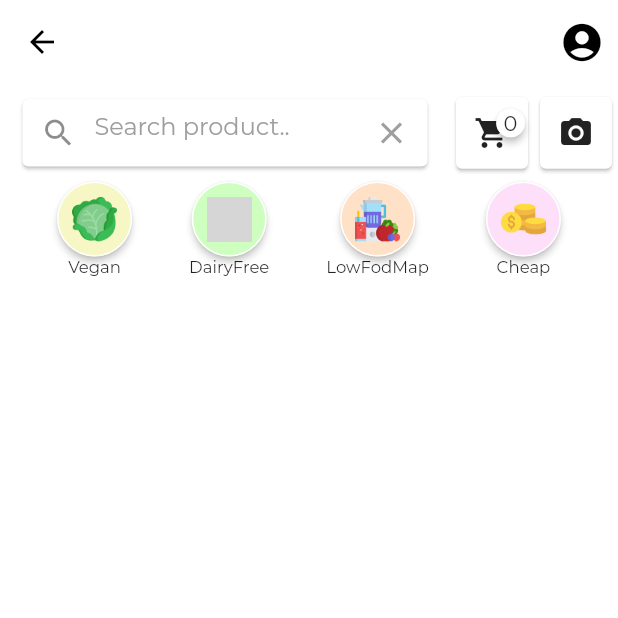
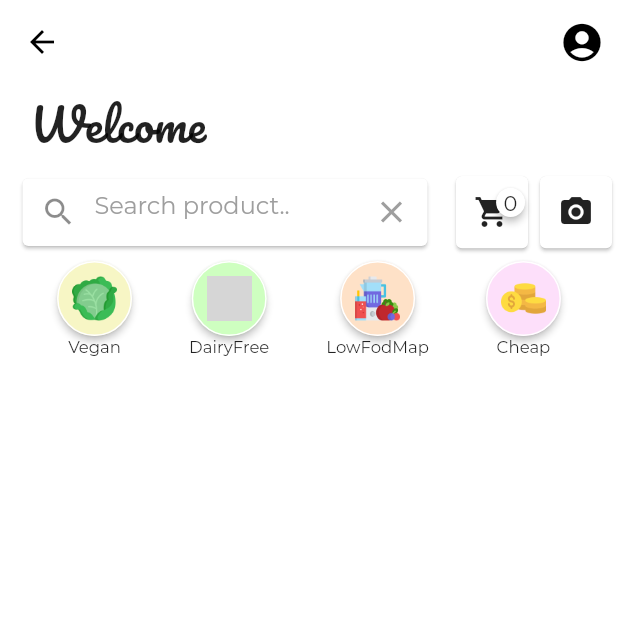
Before and after one commit to AagonP/Healthee-PSE-SE-Assignment, a Flutter app: the HomePage screen opened by its route, on a phone screen of 412 x 824 dp, the top half of it. Run offline on Flutter 3.47's test engine with Material 2 defaults, Android fonts, the phone set to English and light mode, and no system bars; drawn by our look-alikes of badges; our stand-ins replace animated_text_kit, auto_size_text, firebase_auth, flutter_slidable, modal_progress_hud; missing offline and left inert: flutter_barcode_scanner, flutter_statusbarcolor; accounts and stored records are empty; grey boxes are pictures that could not be loaded.

Commit message:
Resolve conflict again

```diff
--- a/lib/screens/home_page.dart
+++ b/lib/screens/home_page.dart
@@ -9,6 +9,7 @@ import '../providers/data_helper.dart';
 import '../widgets/category.dart';
 import 'package:flutter_barcode_scanner/flutter_barcode_scanner.dart';
 import '../screens/scan.dart';
+import 'package:firebase_auth/firebase_auth.dart';
 
 class HomePage extends StatefulWidget {
   @override
@@ -16,10 +17,24 @@ class HomePage extends StatefulWidget {
 }
 
 class _HomePageState extends State<HomePage> {
+  final _auth = FirebaseAuth.instance;
+  FirebaseUser user;
+  String name = '';
   @override
   void initState() {
-    // TODO: implement initState
     super.initState();
+
+    getUser();
+  }
+
+  void getUser() async {
+    user = await _auth.currentUser();
+    setState(() {
+      if (user != null) {
+        name = user.displayName;
+      } else
+        name = '';
+    });
   }
 
   void updateAfterScan(var key) {
@@ -97,35 +112,22 @@ class _HomePageState extends State<HomePage> {
 
       body: Column(
         children: <Widget>[
-          // //Title "Healthee"
-          // Container(
-          //   margin: EdgeInsets.symmetric(vertical: 0, horizontal: 20),
-          //   child: Align(
-          //     alignment: Alignment.centerLeft,
-          //     child: Text(
-          //       'Healthee',
-          //       textAlign: TextAlign.left,
-          //       style: TextStyle(
-          //         fontSize: 50,
-          //         fontFamily: 'Pacifico',
-          //       ),
-          //     ),
-          //   ),
-          // ),
-          // //Second Title "Nutrion & Diet"
-          // Container(
-          //   margin: EdgeInsets.symmetric(vertical: 0, horizontal: 20),
-          //   child: Align(
-          //     alignment: Alignment.centerLeft,
-          //     child: Text(
-          //       'Nutrition & Diet',
-          //       style: TextStyle(
-          //         fontSize: 30,
-          //         letterSpacing: 2.0,
-          //       ),
-          //     ),
-          //   ),
-          // ),
+          //Title "Healthee"
+          Container(
+            margin: EdgeInsets.symmetric(vertical: 0, horizontal: 20),
+            child: Align(
+              alignment: Alignment.centerLeft,
+              child: Text(
+                'Welcome $name',
+                textAlign: TextAlign.left,
+                style: TextStyle(
+                  fontSize: 30,
+                  fontFamily: 'Pacifico',
+                ),
+              ),
+            ),
+          ),
+
           Row(
             mainAxisAlignment: MainAxisAlignment.center,
             children: <Widget>[
--- a/lib/screens/login/Login_screen.dart
+++ b/lib/screens/login/Login_screen.dart
@@ -105,6 +105,12 @@ class _LoginPageState extends State<LoginPage> {
                       try {
                         final user = await _auth.signInWithEmailAndPassword(
                             email: email, password: password);
+                        if (user != null) {
+                          Navigator.pushNamed(context, 'NavigatePage');
+                        }
+                        setState(() {
+                          showSpinner = false;
+                        });
                       } catch (e) {
                         print(e);
                       }
```
